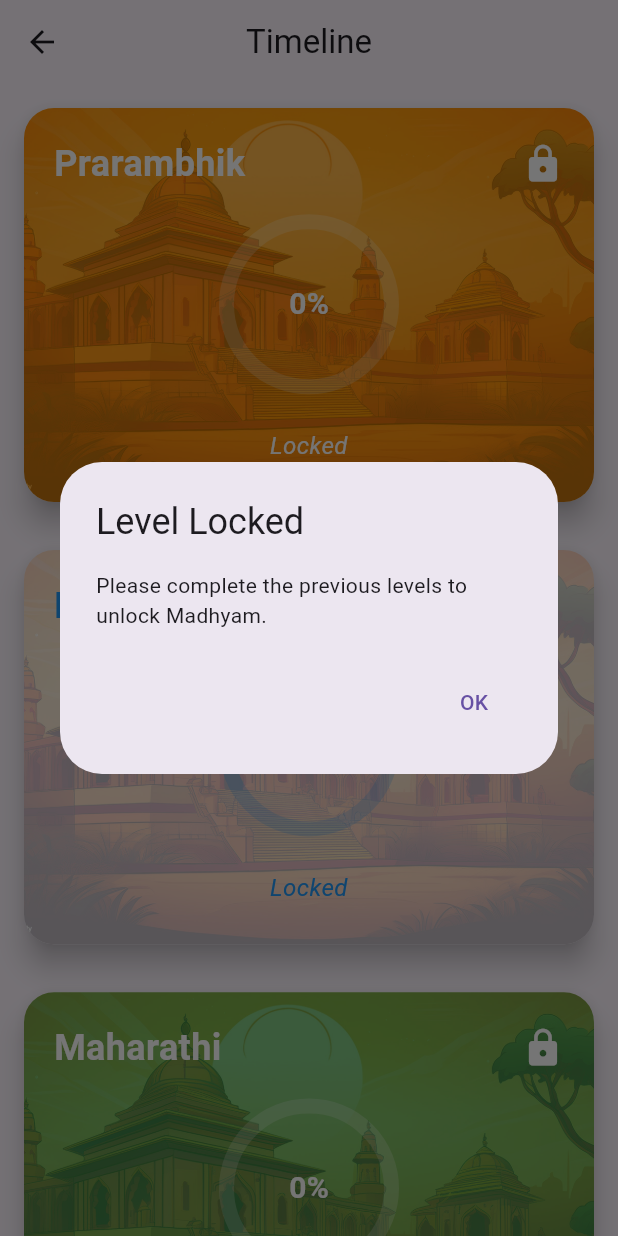
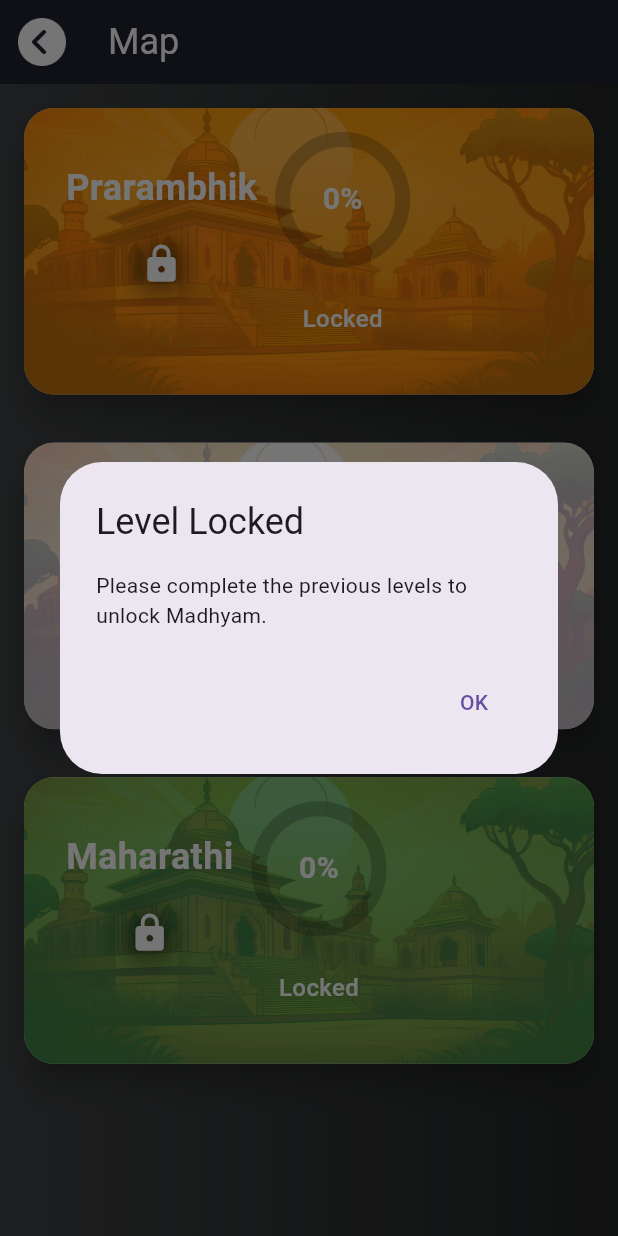
Before and after one commit to Yashshukla11/Nagrik-Aur-Samvidhan, a Flutter app: the Timeline screen opened directly, after a tap on "Madhyam", on a phone screen of 412 x 824 dp. Run offline on Flutter 3.47's test engine with Material 3 defaults, Android fonts, the phone set to English and light mode, and no system bars; drawn by our look-alikes of percent_indicator; our stand-ins replace cached_network_image, dio, flutter_fortune_wheel, flutter_markdown, flutter_screenutil, flutter_secure_storage and 7 more; accounts and stored records are empty; network calls fail.

Commit message:
simplification left

```diff
--- a/nagrik_aur_samvidhan_app/lib/Constants/Utils/app_urls.dart
+++ b/nagrik_aur_samvidhan_app/lib/Constants/Utils/app_urls.dart
@@ -7,6 +7,9 @@ class AppUrls {
       inDevelopment ? 'http://13.201.60.60:8000/' : 'http://13.201.60.60:8000/';
   static String apiBaseUrl = '$baseUrl';
   static String chatBotUrl =
+      'https://rrarpy47de.execute-api.ap-south-1.amazonaws.com';
+
+  static String AiBotUrl =
       'https://rrarpy47de.execute-api.ap-south-1.amazonaws.com';
   static String uploadMediaUrl = '$apiBaseUrl/api/';
 
--- a/nagrik_aur_samvidhan_app/lib/Services/http_service.dart
+++ b/nagrik_aur_samvidhan_app/lib/Services/http_service.dart
@@ -6,7 +6,9 @@ import 'secured_storage.dart';
 
 class HttpService extends GetxService {
   late Dio _dio;
-  final String baseUrl = AppUrls.baseUrl; // Replace with your actual base URL
+  late Dio _aiDio;
+  final String baseUrl = AppUrls.baseUrl;
+  final String aiBaseUrl = AppUrls.AiBotUrl; // Add this new AI base URL
   late final SecureStorage _secureStorage;
 
   @override
@@ -15,6 +17,11 @@ class HttpService extends GetxService {
     _secureStorage = Get.find<SecureStorage>();
     _dio = Dio(BaseOptions(
       baseUrl: baseUrl,
+      connectTimeout: const Duration(seconds: 5),
+      receiveTimeout: const Duration(seconds: 3),
+    ));
+    _aiDio = Dio(BaseOptions(
+      baseUrl: aiBaseUrl,
       connectTimeout: const Duration(seconds: 5),
       receiveTimeout: const Duration(seconds: 3),
     ));
@@ -43,11 +50,25 @@ class HttpService extends GetxService {
     }
   }
 
+  Future<Map<String, dynamic>> authenticatedPost(String path,
+      {required Map<String, dynamic> data, bool useAiUrl = false}) async {
+    return authenticatedRequest(path,
+        method: 'POST', data: data, useAiUrl: useAiUrl);
+  }
+
+  Future<Map<String, dynamic>> authenticatedPut(String path,
+      {required Map<String, dynamic> body}) async {
+    return authenticatedRequest(path, method: 'PUT', data: body);
+  }
+
   Future<Map<String, dynamic>> authenticatedRequest(String path,
-      {String method = 'GET', Map<String, dynamic>? data}) async {
+      {String method = 'GET',
+      Map<String, dynamic>? data,
+      bool useAiUrl = false}) async {
     try {
       final token = await _secureStorage.getToken();
-      final response = await _dio.request(
+      final dio = useAiUrl ? _aiDio : _dio;
+      final response = await dio.request(
         path,
         options: Options(
           method: method,
@@ -61,11 +82,6 @@ class HttpService extends GetxService {
     } on DioError catch (e) {
       throw e.message ?? 'An error occurred';
     }
-  }
-
-  Future<Map<String, dynamic>> authenticatedPut(String path,
-      {required Map<String, dynamic> body}) async {
-    return authenticatedRequest(path, method: 'PUT', data: body);
   }
 
   Future<List<dynamic>> authenticatedRequestGeneral(String path,
--- a/nagrik_aur_samvidhan_app/lib/UI/Timeline/Components/Timeline.dart
+++ b/nagrik_aur_samvidhan_app/lib/UI/Timeline/Components/Timeline.dart
@@ -1,11 +1,13 @@
+import 'dart:math' show pi, sin;
+
 import 'package:flutter/material.dart';
 import 'package:get/get.dart';
 import 'package:nagrik_aur_samvidhan_app/UI/CaseStudiesList/components/CaseStudyComponent.dart';
 import 'package:nagrik_aur_samvidhan_app/UI/QuizzesList/components/QuizComponent.dart';
+import 'package:percent_indicator/percent_indicator.dart';
+
 import '../../../Values/values.dart';
 import '../Controller/TimelineController.dart';
-import 'package:percent_indicator/percent_indicator.dart';
-import 'dart:math' show pi, sin;
 
 class Timeline extends StatelessWidget {
   final TimelineController controller = Get.put(TimelineController());
@@ -14,10 +16,42 @@ class Timeline extends StatelessWidget {
   Widget build(BuildContext context) {
     return Scaffold(
       appBar: AppBar(
-        title: Text('Timeline'),
-        centerTitle: true,
+        title: const Text('Map',
+            style: TextStyle(fontSize: 24, color: Colors.white)),
+        backgroundColor: MyColor.bgBlack10,
+        leading: GestureDetector(
+          onTap: () {
+            Navigator.of(context).pop();
+          },
+          child: SizedBox(
+            height: Sizes.HEIGHT_10,
+            width: Sizes.WIDTH_10,
+            child: Padding(
+              padding: const EdgeInsets.all(12.0),
+              child: Image(
+                image: AssetImage(
+                  'assets/arrow.png',
                 ),
-      body: Obx(() {
+                color: Colors.white,
+                height: Sizes.HEIGHT_10,
+                width: Sizes.WIDTH_10,
+              ),
+            ),
+          ),
+        ),
+      ),
+      body: Container(
+        decoration: BoxDecoration(
+          gradient: LinearGradient(
+            begin: Alignment.centerLeft,
+            end: Alignment.centerRight,
+            colors: [
+              Color(0xFF414345), // #414345
+              Color(0xFF232526), // #232526
+            ],
+          ),
+        ),
+        child: Obx(() {
           if (controller.isLoading.value) {
             return Center(child: CircularProgressIndicator());
           } else {
@@ -26,6 +60,7 @@ class Timeline extends StatelessWidget {
             );
           }
         }),
+      ),
     );
   }
 
@@ -81,7 +116,7 @@ class Timeline extends StatelessWidget {
         shape: RoundedRectangleBorder(borderRadius: BorderRadius.circular(20)),
         margin: EdgeInsets.all(16),
         child: Container(
-          height: Sizes.HEIGHT_220,
+          height: Sizes.HEIGHT_160,
           decoration: BoxDecoration(
             borderRadius: BorderRadius.circular(20),
             image: DecorationImage(
@@ -95,37 +130,56 @@ class Timeline extends StatelessWidget {
             ),
           ),
           child: Padding(
-            padding: EdgeInsets.all(20),
-            child: Column(
-              crossAxisAlignment: CrossAxisAlignment.start,
+            padding: EdgeInsets.all(16),
+            child: Row(
+              // crossAxisAlignment: CrossAxisAlignment.start,
               children: [
-                Row(
-                  mainAxisAlignment: MainAxisAlignment.spaceEvenly,
+                Column(
+                  // mainAxisAlignment: MainAxisAlignment.spaceEvenly,
                   children: [
-                    Expanded(
+                    Container(
+                      padding:
+                          EdgeInsets.symmetric(vertical: 20, horizontal: 12),
                       child: Text(
                         level,
                         style: TextStyle(
                           fontSize: 24,
                           fontWeight: FontWeight.bold,
-                          color:
-                              level == 'Madhyam' ? Colors.blue : Colors.white,
+                          color: level == 'Madhyam'
+                              ? MyColor.darkBlue
+                              : Colors.white,
                         ),
                       ),
                     ),
-                    ShakeWidget(
+                    Container(
+                      decoration: BoxDecoration(
+                        boxShadow: [
+                          BoxShadow(
+                            color: Colors.black.withOpacity(0.5),
+                            spreadRadius: 1,
+                            blurRadius: 15,
+                            offset: Offset(0, 3), // changes position of shadow
+                          ),
+                        ],
+                      ),
+                      child: ShakeWidget(
                         child: Icon(
                           isLocked ? Icons.lock : Icons.lock_open,
-                        color: level == 'Madhyam' ? Colors.blue : Colors.white,
+                          color: level == 'Madhyam'
+                              ? MyColor.darkBlue
+                              : Colors.white,
                           size: 28,
+                        ),
                       ),
                     ),
                   ],
                 ),
-                Expanded(
+                Column(
+                  children: [
+                    Container(
                       child: Center(
                         child: CircularPercentIndicator(
-                      radius: 60.0,
+                          radius: 45.0,
                           lineWidth: 10.0,
                           percent: double.parse(
                                   controller.getCompletionPercentage(level)) /
@@ -135,35 +189,42 @@ class Timeline extends StatelessWidget {
                             style: TextStyle(
                               fontWeight: FontWeight.bold,
                               fontSize: 20,
-                          color:
-                              level == 'Madhyam' ? Colors.blue : Colors.white,
+                              color: level == 'Madhyam'
+                                  ? MyColor.darkBlue
+                                  : Colors.white,
                             ),
                           ),
                           progressColor:
                               level == 'Madhyam' ? Colors.blue : Colors.white,
                           backgroundColor: level == 'Madhyam'
-                          ? Colors.blue.withOpacity(0.2)
-                          : Colors.white.withOpacity(0.2),
+                              ? Colors.black.withOpacity(0.2)
+                              : Colors.black.withOpacity(0.2),
                           circularStrokeCap: CircularStrokeCap.round,
                           animation: true,
                           animationDuration: 1000,
                         ),
                       ),
                     ),
-                Container(
-                  padding: EdgeInsets.all(6),
+                    Expanded(
+                      // height: Sizes.HEIGHT_,
+                      // padding: EdgeInsets.all(6),
                       // width: Sizes.WIDTH_400,
                       child: Center(
                         child: Text(
                           isLocked ? 'Locked' : 'Tap to start',
                           style: TextStyle(
                             fontSize: 16,
-                        color: level == 'Madhyam' ? Colors.blue : Colors.white,
-                        fontStyle: FontStyle.italic,
+                            fontWeight: FontWeight.w500,
+                            color: level == 'Madhyam'
+                                ? MyColor.darkBlue
+                                : Colors.white,
+                            // fontStyle: FontStyle.italic,
                           ),
                           textAlign: TextAlign.center,
                         ),
                       ),
+                    ),
+                  ],
                 ),
               ],
             ),
--- a/nagrik_aur_samvidhan_app/lib/Values/my_color.dart
+++ b/nagrik_aur_samvidhan_app/lib/Values/my_color.dart
@@ -151,7 +151,7 @@ class MyColor {
 
   // other color
   static const cyan = Color(0xFF00FFFF);
-  static const darkBlue = Color(0xFF00008B);
+  static const darkBlue = Color(0xFF06038D);
   static const lightBlue = Color(0xFFADD8E6);
   static const lightBlack = Color(0xFF000000);
   static const purple = Color(0xFF800080);
```
Also changed, not shown: nagrik_aur_samvidhan_app/lib/UI/ConstitutionGallery/Components/ConstitutionGallery.dart (+93 -24 lines), nagrik_aur_samvidhan_app/lib/UI/ConstitutionGallery/Controller/ConstitutionGalleryController.dart (+85 -37 lines), nagrik_aur_samvidhan_app/lib/UI/QuizzesList/components/QuizComponent.dart (+12 -20 lines), 11 other files. Lines whose indentation alone changed are shown as unchanged.
